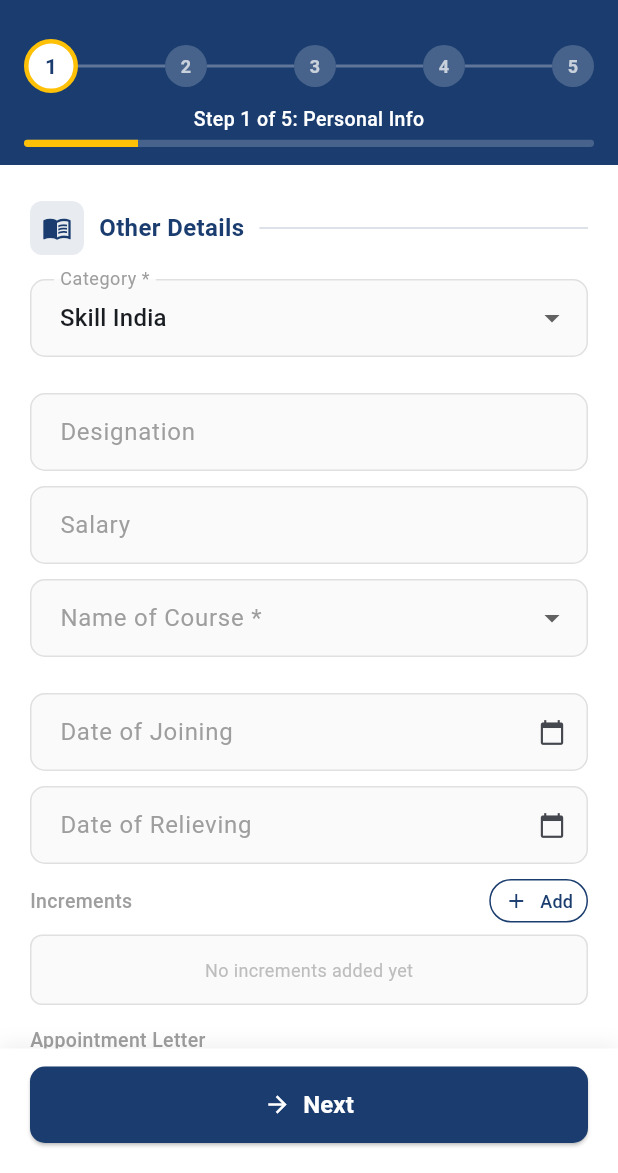
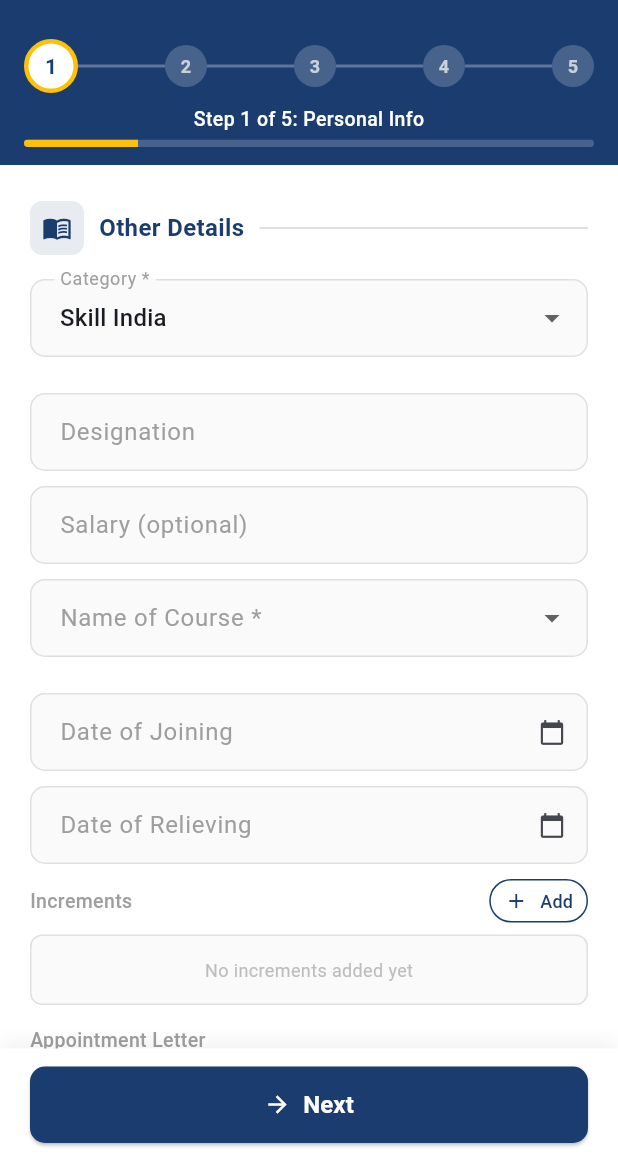
Before and after one commit to Dishu-Bansal/GDCollege, a Flutter app: the StaffFormScreen screen opened directly, swiped to page 5, on a phone screen of 412 x 824 dp, the part 63-1236 px from its top. Run offline on Flutter 3.47's test engine with Material 3 defaults, Android fonts, the phone set to English and light mode, and no system bars; our stand-ins replace camera, cloud_firestore, file_picker, firebase_auth, firebase_core, firebase_storage and 2 more; missing offline and left inert: dart:html, dart:ui_web, excel, image_network, pdfx; accounts and stored records are empty; Roboto replaces fonts that are missing (Poppins); statements that could not run were skipped.

Commit message:
fix: salary optional in staff form
- Drops the required validator on Salary (creation and updation share this step); label now reads Salary (optional).

```diff
--- a/lib/staff_management/steps/step5_course_fees.dart
+++ b/lib/staff_management/steps/step5_course_fees.dart
@@ -146,10 +146,9 @@ class _Step5CourseAndFeesState extends State<Step5CourseAndFees> {
           ),
           SizedBox(height: 10,),
           TextFormField(
-            decoration: InputDecoration(label: Text('Salary')),
+            decoration: InputDecoration(label: Text('Salary (optional)')),
             controller: _salaryCtrl,
-            validator: (v) =>
-            v == null || v.isEmpty ? 'Salary is required' : null,
+            keyboardType: TextInputType.number,
             onChanged: (v) => widget.staff.salary = v,
           ),
           SizedBox(height: 10,),
```
